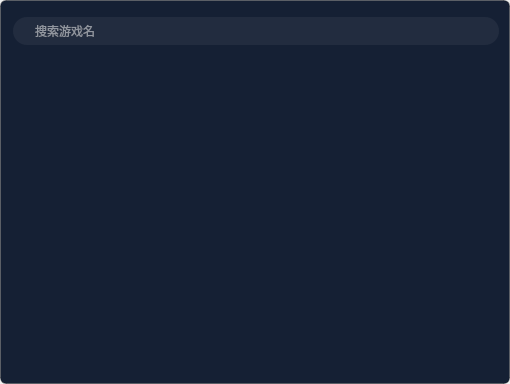
First picture: the form in changeUserInfo/gameInfoWidget.ui, repository KikyoShaw/QtWidgetsApplication, before the edit.
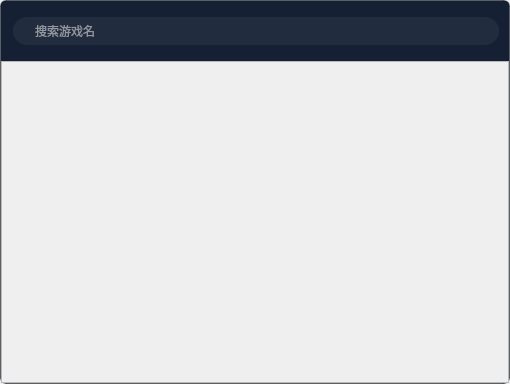
Second picture: the form after the edit. The open tabs and pages were chosen to show the change. Icons and pictures are not drawn.

What changed in the file:
```diff
--- a/changeUserInfo/gameInfoWidget.ui
+++ b/changeUserInfo/gameInfoWidget.ui
@@ -49,31 +49,6 @@
 	background: #152034;
 	border: 1px solid rgba(0,0,0,0.3);
 	border-radius: 6px;
-}
-
-QRadioButton
-{
-	font-size: 12px;
-	font-family: 微软雅黑;
-	color: #FFFFFF;
-	padding-right:20px;
-}
-
-QRadioButton::indicator
-{  
-	width:14px;
-	padding-left:380px; 
-
-}  
-  
-QRadioButton::indicator:unchecked
-{  
-	image: url(:/changeUserInfo/qrc/ico_gb_wxz.png);
-}  
-  
-QRadioButton::indicator:checked
-{  
-	image: url(:/changeUserInfo/qrc/ico_gb_xz.png);
 }</string>
      </property>
      <property name="frameShape">
@@ -209,7 +184,177 @@
        </widget>
       </item>
       <item>
-       <widget class="QWidget" name="widget_main" native="true"/>
+       <widget class="QStackedWidget" name="stackedWidget">
+        <property name="styleSheet">
+         <string notr="true">#page_gameList,#page_search
+{
+	background-color: transparent;
+	border: none;
+}</string>
+        </property>
+        <widget class="QWidget" name="page_gameList">
+         <layout class="QVBoxLayout" name="verticalLayout_3">
+          <property name="spacing">
+           <number>0</number>
+          </property>
+          <property name="leftMargin">
+           <number>0</number>
+          </property>
+          <property name="topMargin">
+           <number>0</number>
+          </property>
+          <property name="rightMargin">
+           <number>0</number>
+          </property>
+          <property name="bottomMargin">
+           <number>0</number>
+          </property>
+          <item>
+           <widget class="QScrollArea" name="scrollArea_game">
+            <property name="styleSheet">
+             <string notr="true">QScrollArea { border:none; background: transparent; }
+QScrollArea &gt; QWidget &gt; QWidget { background: transparent; }
+QScrollArea &gt; QWidget &gt; QScrollBar { background: palette(base); }</string>
+            </property>
+            <property name="horizontalScrollBarPolicy">
+             <enum>Qt::ScrollBarAlwaysOff</enum>
+            </property>
+            <property name="widgetResizable">
+             <bool>true</bool>
+            </property>
+            <widget class="QWidget" name="scrollAreaWidgetContents">
+             <property name="geometry">
+              <rect>
+               <x>0</x>
+               <y>0</y>
+               <width>508</width>
+               <height>322</height>
+              </rect>
+             </property>
+             <property name="styleSheet">
+              <string notr="true">QLabel
+{
+	background: rgba(234, 234, 234, 0.03);
+	font-size: 14px;
+	font-family: 微软雅黑;
+	color: #FFFFFF;
+	padding-left:20px;
+}</string>
+             </property>
+             <layout class="QVBoxLayout" name="verticalLayout_game">
+              <property name="spacing">
+               <number>0</number>
+              </property>
+              <property name="leftMargin">
+               <number>0</number>
+              </property>
+              <property name="topMargin">
+               <number>0</number>
+              </property>
+              <property name="rightMargin">
+               <number>0</number>
+              </property>
+              <property name="bottomMargin">
+               <number>0</number>
+              </property>
+             </layout>
+            </widget>
+           </widget>
+          </item>
+         </layout>
+        </widget>
+        <widget class="QWidget" name="page_search">
+         <layout class="QVBoxLayout" name="verticalLayout_4">
+          <property name="spacing">
+           <number>0</number>
+          </property>
+          <property name="leftMargin">
+           <number>0</number>
+          </property>
+          <property name="topMargin">
+           <number>0</number>
+          </property>
+          <property name="rightMargin">
+           <number>0</number>
+          </property>
+          <property name="bottomMargin">
+           <number>0</number>
+          </property>
+          <item>
+           <widget class="QScrollArea" name="scrollArea_search">
+            <property name="styleSheet">
+             <string notr="true">QScrollArea { border:none; background: transparent; }
+QScrollArea &gt; QWidget &gt; QWidget { background: transparent; }
+QScrollArea &gt; QWidget &gt; QScrollBar { background: palette(base); }</string>
+            </property>
+            <property name="horizontalScrollBarPolicy">
+             <enum>Qt::ScrollBarAlwaysOff</enum>
+            </property>
+            <property name="widgetResizable">
+             <bool>true</bool>
+            </property>
+            <widget class="QWidget" name="scrollAreaWidgetContent">
+             <property name="geometry">
+              <rect>
+               <x>0</x>
+               <y>0</y>
+               <width>100</width>
+               <height>30</height>
+              </rect>
+             </property>
+             <property name="styleSheet">
+              <string notr="true">QLabel
+{
+	background: rgba(234, 234, 234, 0.03);
+	font-size: 14px;
+	font-family: 微软雅黑;
+	color: #FFFFFF;
+	padding-left:20px;
+}</string>
+             </property>
+             <layout class="QVBoxLayout" name="verticalLayout_6">
+              <property name="spacing">
+               <number>0</number>
+              </property>
+              <property name="leftMargin">
+               <number>0</number>
+              </property>
+              <property name="topMargin">
+               <number>0</number>
+              </property>
+              <property name="rightMargin">
+               <number>0</number>
+              </property>
+              <property name="bottomMargin">
+               <number>0</number>
+              </property>
+              <item>
+               <layout class="QVBoxLayout" name="verticalLayout_search">
+                <property name="spacing">
+                 <number>0</number>
+                </property>
+               </layout>
+              </item>
+              <item>
+               <spacer name="verticalSpacer">
+                <property name="orientation">
+                 <enum>Qt::Vertical</enum>
+                </property>
+                <property name="sizeHint" stdset="0">
+                 <size>
+                  <width>20</width>
+                  <height>317</height>
+                 </size>
+                </property>
+               </spacer>
+              </item>
+             </layout>
+            </widget>
+           </widget>
+          </item>
+         </layout>
+        </widget>
+       </widget>
       </item>
      </layout>
     </widget>
```
Left out of the diff: 2 changed lines with no effect on the pictures.
